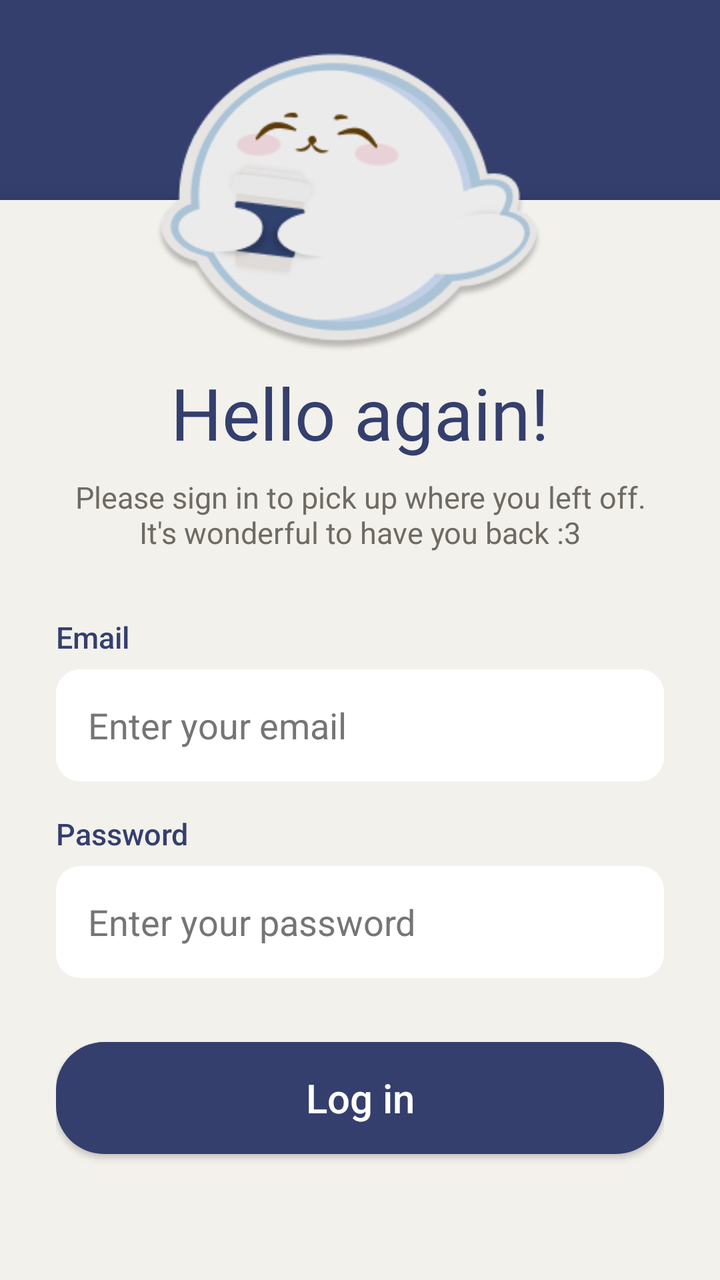
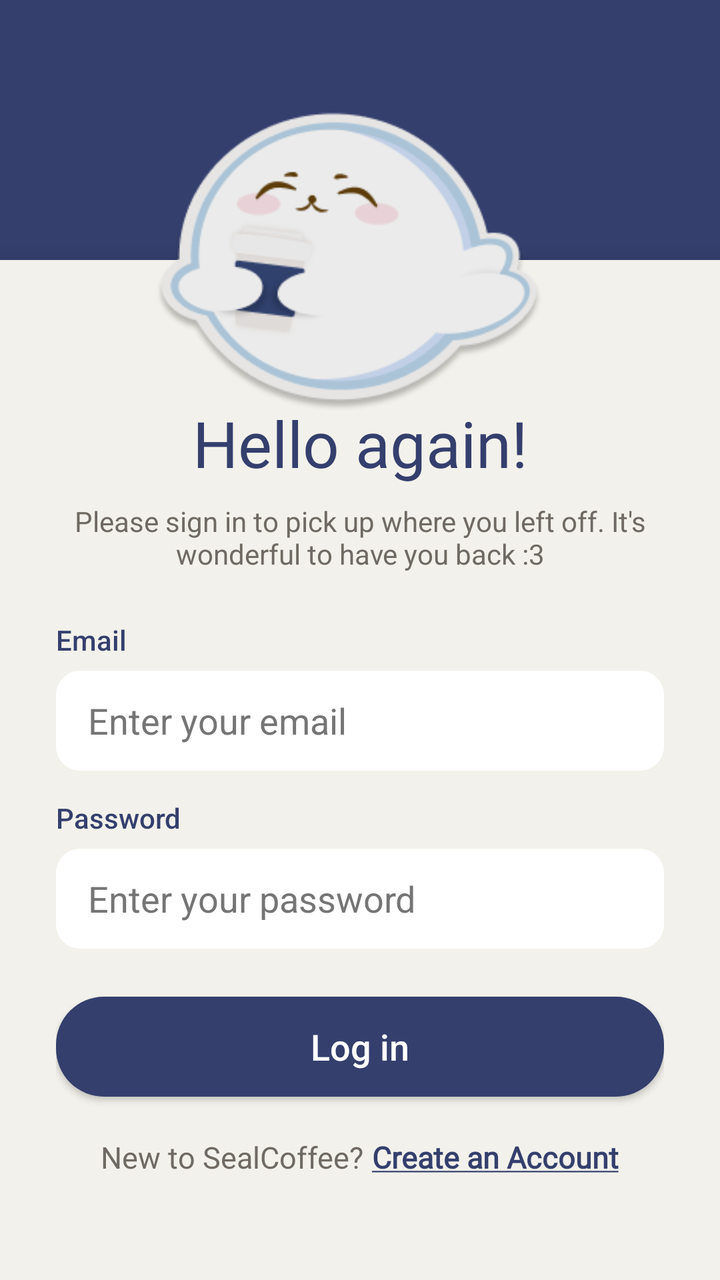

The first picture is an Android layout as it rendered before a commit; the second is the same layout after the commit. The layout source and the unified diff follow.
<!-- AndroidManifest.xml: activity theme Theme.SealCoffee.Navy -->
<!-- res/layout/activity_login.xml -->
<?xml version="1.0" encoding="utf-8"?>
<androidx.constraintlayout.widget.ConstraintLayout
    xmlns:android="http://schemas.android.com/apk/res/android"
    xmlns:app="http://schemas.android.com/apk/res-auto"
    xmlns:tools="http://schemas.android.com/tools"
    android:id="@+id/loginRoot"
    android:layout_width="match_parent"
    android:layout_height="match_parent"
    tools:context=".LoginActivity">

    <View
        android:id="@+id/topSpace"
        android:layout_width="match_parent"
        android:layout_height="100dp"
        app:layout_constraintTop_toTopOf="parent" />

    <ImageView
        android:id="@+id/loginLogo"
        android:layout_width="210dp"
        android:layout_height="210dp"
        android:contentDescription="@string/sealcoffee_logo"
        android:elevation="12dp"
        android:src="@drawable/ic_sealcoffee_logo"
        app:layout_constraintBottom_toTopOf="@id/cardContainer"
        app:layout_constraintEnd_toEndOf="parent"
        app:layout_constraintStart_toStartOf="parent"
        app:layout_constraintTop_toTopOf="@id/cardContainer"
        tools:ignore="VisualLintBounds" />

    <LinearLayout
        android:id="@+id/cardContainer"
        android:layout_width="match_parent"
        android:layout_height="0dp"
        android:background="#F2F1EB"
        android:elevation="8dp"
        android:orientation="vertical"
        android:paddingStart="28dp"
        android:paddingTop="62dp"
        android:paddingEnd="28dp"
        android:paddingBottom="40dp"
        app:layout_constraintTop_toBottomOf="@id/topSpace"
        app:layout_constraintBottom_toBottomOf="parent">

        <TextView
            android:id="@+id/loginHeading"
            android:layout_width="match_parent"
            android:layout_height="wrap_content"
            android:fontFamily="@font/inter_extrabold"
            android:gravity="center"
            android:paddingTop="20dp"
            android:text="@string/opening_message"
            android:textColor="@color/seal_navy"
            android:textSize="36sp" />

        <TextView
            android:id="@+id/loginSubtitle"
            android:layout_width="match_parent"
            android:layout_height="wrap_content"
            android:layout_marginTop="8dp"
            android:gravity="center"
            android:text="@string/welcome_message"
            android:textColor="@color/seal_text_secondary"
            android:textSize="15sp" />

        <TextView
            android:layout_width="match_parent"
            android:layout_height="wrap_content"
            android:layout_marginTop="32dp"
            android:text="@string/email"
            android:textColor="@color/seal_navy"
            android:textSize="15sp"
            android:fontFamily="sans-serif-medium" />

        <EditText
            android:id="@+id/emailInput"
            android:layout_width="match_parent"
            android:layout_height="56dp"
            android:layout_marginTop="6dp"
            android:autofillHints="emailAddress"
            android:background="@drawable/bg_input_rounded"
            android:hint="@string/enter_your_email"
            android:inputType="textEmailAddress"
            android:paddingStart="16dp"
            android:paddingEnd="16dp"
            android:singleLine="true"
            android:textColor="@color/seal_navy"
            android:textColorHint="#757575"
            tools:ignore="VisualLintTextFieldSize" />

        <TextView
            android:layout_width="match_parent"
            android:layout_height="wrap_content"
            android:layout_marginTop="16dp"
            android:text="@string/password"
            android:textColor="@color/seal_navy"
            android:textSize="15sp"
            android:fontFamily="sans-serif-medium" />

        <EditText
            android:id="@+id/passwordInput"
            android:layout_width="match_parent"
            android:layout_height="56dp"
            android:layout_marginTop="6dp"
            android:autofillHints="password"
            android:background="@drawable/bg_input_rounded"
            android:hint="@string/enter_your_password"
            android:inputType="textPassword"
            android:paddingStart="16dp"
            android:paddingEnd="16dp"
            android:singleLine="true"
            android:textColor="@color/seal_navy"
            android:textColorHint="#757575"
            tools:ignore="VisualLintTextFieldSize" />

        <Button
            android:id="@+id/loginButton"
            style="@style/SealCoffeeButtonPrimary"
            android:layout_width="match_parent"
            android:layout_height="56dp"
            android:layout_marginTop="32dp"
            android:text="@string/log_in"
            android:textSize="20sp"
            tools:ignore="VisualLintButtonSize" />

        <LinearLayout
            android:layout_width="match_parent"
            android:layout_height="wrap_content"
            android:layout_marginTop="24dp"
            android:gravity="center"
            android:orientation="horizontal">

            <TextView
                android:id="@+id/signUpPrompt"
                android:layout_width="wrap_content"
                android:layout_height="wrap_content"
                android:layout_marginEnd="4dp"
                android:text="@string/new_question"
                android:textColor="@color/seal_text_secondary"
                android:textSize="17sp" />

            <TextView
                android:id="@+id/signUpLink"
                android:layout_width="wrap_content"
                android:layout_height="wrap_content"
                android:clickable="true"
                android:focusable="true"
                android:fontFamily="@font/inter_bold"
                android:text="@string/create_an_account"
                android:textColor="@color/seal_navy"
                android:textSize="17sp"
                android:textStyle="bold"
                tools:ignore="TouchTargetSizeCheck" />
        </LinearLayout>

    </LinearLayout>

</androidx.constraintlayout.widget.ConstraintLayout>
<!-- resources referenced by this layout -->
<resources>
  <color name="seal_navy">#343F6D</color>
  <color name="seal_text_secondary">#6F6A63</color>
  <!-- drawable bg_input_rounded (drawable) -->
  <?xml version="1.0" encoding="utf-8"?>
  <shape xmlns:android="http://schemas.android.com/apk/res/android"
      android:shape="rectangle">
      <solid android:color="@android:color/white" />
  
      <corners android:radius="12dp" />
  </shape>
  <string name="create_an_account">Create an Account</string>
  <string name="email">Email</string>
  <string name="enter_your_email">Enter your email</string>
  <string name="enter_your_password">Enter your password</string>
  <string name="log_in">Log in</string>
  <string name="new_question">New to SealCoffee? </string>
  <string name="opening_message">Hello again!</string>
  <string name="password">Password</string>
  <string name="sealcoffee_logo">SealCoffee Logo</string>
  <string name="welcome_message">Please sign in to pick up where you left off. It\'s wonderful to have you back :3</string>
  <style name="SealCoffeeButtonPrimary">
          <item name="android:background">@drawable/bg_button_primary_navy</item>
          <item name="android:fontFamily">@string/font_medium</item>
          <item name="android:minHeight">48dp</item>
          <item name="android:textAllCaps">false</item>
          <item name="android:textColor">@color/white</item>
      </style>
  <style name="Theme.SealCoffee.Navy" parent="Theme.SealCoffee">
          <item name="android:windowBackground">@color/seal_navy</item>
          <item name="android:navigationBarColor">@color/seal_navy</item>
          <item name="android:windowLightNavigationBar" tools:targetApi="27">false</item>
      </style>
  <!-- drawable bg_button_primary_navy (drawable) -->
  <?xml version="1.0" encoding="utf-8"?>
  <selector xmlns:android="http://schemas.android.com/apk/res/android">
      <item android:state_enabled="false">
          <shape android:shape="rectangle">
              <corners android:radius="24dp" />
              <solid android:color="@color/seal_navy_disabled" />
              <padding
                  android:bottom="12dp"
                  android:left="20dp"
                  android:right="20dp"
                  android:top="12dp" />
          </shape>
      </item>
  
      <item android:state_pressed="true">
          <shape android:shape="rectangle">
              <corners android:radius="24dp" />
              <solid android:color="@color/seal_navy_pressed" />
              <padding
                  android:bottom="12dp"
                  android:left="20dp"
                  android:right="20dp"
                  android:top="12dp" />
          </shape>
      </item>
  
      <item>
          <shape android:shape="rectangle">
              <corners android:radius="24dp" />
              <solid android:color="#343F6D" />
              <padding
                  android:bottom="12dp"
                  android:left="20dp"
                  android:right="20dp"
                  android:top="12dp" />
          </shape>
      </item>
  </selector>
  <string name="font_medium" translatable="false">sans-serif-medium</string>
  <color name="white">#FFFFFFFF</color>
  <style name="Theme.SealCoffee" parent="Base.Theme.SealCoffee" />
  <color name="seal_navy_disabled">#8F97B5</color>
  <color name="seal_navy_pressed">#49568C</color>
  <color name="seal_cream">#F2F1EB</color>
  <color name="seal_coffee">#8A5A38</color>
  <color name="seal_surface">#FFFDF8</color>
  <color name="seal_text_primary">#22273D</color>
  <color name="seal_cream_dark">#E7DED3</color>
  <color name="seal_input_stroke">#D8CEC1</color>
  <color name="seal_error">#B23B3B</color>
  <!-- unchanged entries left out for length: 2 -->
</resources>

<!-- the commit's change to res/layout/activity_login.xml (unified diff, before → after) -->
@@ -1,157 +1,163 @@
 <?xml version="1.0" encoding="utf-8"?>
-<androidx.constraintlayout.widget.ConstraintLayout
+<ScrollView
     xmlns:android="http://schemas.android.com/apk/res/android"
     xmlns:app="http://schemas.android.com/apk/res-auto"
     xmlns:tools="http://schemas.android.com/tools"
-    android:id="@+id/loginRoot"
     android:layout_width="match_parent"
     android:layout_height="match_parent"
+    android:fillViewport="true"
     tools:context=".LoginActivity">
 
-    <View
-        android:id="@+id/topSpace"
+    <androidx.constraintlayout.widget.ConstraintLayout
+        android:id="@+id/loginRoot"
         android:layout_width="match_parent"
-        android:layout_height="100dp"
-        app:layout_constraintTop_toTopOf="parent" />
+        android:layout_height="wrap_content">
 
-    <ImageView
-        android:id="@+id/loginLogo"
-        android:layout_width="210dp"
-        android:layout_height="210dp"
-        android:contentDescription="@string/sealcoffee_logo"
-        android:elevation="12dp"
-        android:src="@drawable/ic_sealcoffee_logo"
-        app:layout_constraintBottom_toTopOf="@id/cardContainer"
-        app:layout_constraintEnd_toEndOf="parent"
-        app:layout_constraintStart_toStartOf="parent"
-        app:layout_constraintTop_toTopOf="@id/cardContainer"
-        tools:ignore="VisualLintBounds" />
+        <View
+            android:id="@+id/topSpace"
+            android:layout_width="match_parent"
+            android:layout_height="130dp"
+            app:layout_constraintTop_toTopOf="parent" />
 
-    <LinearLayout
-        android:id="@+id/cardContainer"
-        android:layout_width="match_parent"
-        android:layout_height="0dp"
-        android:background="#F2F1EB"
-        android:elevation="8dp"
-        android:orientation="vertical"
-        android:paddingStart="28dp"
-        android:paddingTop="62dp"
-        android:paddingEnd="28dp"
-        android:paddingBottom="40dp"
-        app:layout_constraintTop_toBottomOf="@id/topSpace"
-        app:layout_constraintBottom_toBottomOf="parent">
-
-        <TextView
-            android:id="@+id/loginHeading"
-            android:layout_width="match_parent"
-            android:layout_height="wrap_content"
-            android:fontFamily="@font/inter_extrabold"
-            android:gravity="center"
-            android:paddingTop="20dp"
-            android:text="@string/opening_message"
-            android:textColor="@color/seal_navy"
-            android:textSize="36sp" />
-
-        <TextView
-            android:id="@+id/loginSubtitle"
-            android:layout_width="match_parent"
-            android:layout_height="wrap_content"
-            android:layout_marginTop="8dp"
-            android:gravity="center"
-            android:text="@string/welcome_message"
-            android:textColor="@color/seal_text_secondary"
-            android:textSize="15sp" />
-
-        <TextView
-            android:layout_width="match_parent"
-            android:layout_height="wrap_content"
-            android:layout_marginTop="32dp"
-            android:text="@string/email"
-            android:textColor="@color/seal_navy"
-            android:textSize="15sp"
-            android:fontFamily="sans-serif-medium" />
-
-        <EditText
-            android:id="@+id/emailInput"
-            android:layout_width="match_parent"
-            android:layout_height="56dp"
-            android:layout_marginTop="6dp"
-            android:autofillHints="emailAddress"
-            android:background="@drawable/bg_input_rounded"
-            android:hint="@string/enter_your_email"
-            android:inputType="textEmailAddress"
-            android:paddingStart="16dp"
-            android:paddingEnd="16dp"
-            android:singleLine="true"
-            android:textColor="@color/seal_navy"
-            android:textColorHint="#757575"
-            tools:ignore="VisualLintTextFieldSize" />
-
-        <TextView
-            android:layout_width="match_parent"
-            android:layout_height="wrap_content"
-            android:layout_marginTop="16dp"
-            android:text="@string/password"
-            android:textColor="@color/seal_navy"
-            android:textSize="15sp"
-            android:fontFamily="sans-serif-medium" />
-
-        <EditText
-            android:id="@+id/passwordInput"
-            android:layout_width="match_parent"
-            android:layout_height="56dp"
-            android:layout_marginTop="6dp"
-            android:autofillHints="password"
-            android:background="@drawable/bg_input_rounded"
-            android:hint="@string/enter_your_password"
-            android:inputType="textPassword"
-            android:paddingStart="16dp"
-            android:paddingEnd="16dp"
-            android:singleLine="true"
-            android:textColor="@color/seal_navy"
-            android:textColorHint="#757575"
-            tools:ignore="VisualLintTextFieldSize" />
-
-        <Button
-            android:id="@+id/loginButton"
-            style="@style/SealCoffeeButtonPrimary"
-            android:layout_width="match_parent"
-            android:layout_height="56dp"
-            android:layout_marginTop="32dp"
-            android:text="@string/log_in"
-            android:textSize="20sp"
-            tools:ignore="VisualLintButtonSize" />
+        <ImageView
+            android:id="@+id/loginLogo"
+            android:layout_width="210dp"
+            android:layout_height="210dp"
+            android:contentDescription="@string/sealcoffee_logo"
+            android:elevation="12dp"
+            android:src="@drawable/ic_sealcoffee_logo"
+            app:layout_constraintBottom_toTopOf="@id/cardContainer"
+            app:layout_constraintEnd_toEndOf="parent"
+            app:layout_constraintStart_toStartOf="parent"
+            app:layout_constraintTop_toTopOf="@id/cardContainer"
+            tools:ignore="VisualLintBounds" />
 
         <LinearLayout
+            android:id="@+id/cardContainer"
             android:layout_width="match_parent"
-            android:layout_height="wrap_content"
-            android:layout_marginTop="24dp"
-            android:gravity="center"
-            android:orientation="horizontal">
+            android:layout_height="0dp"
+            android:background="#F2F1EB"
+            android:elevation="8dp"
+            android:orientation="vertical"
+            android:paddingStart="28dp"
+            android:paddingTop="50dp"
+            android:paddingEnd="28dp"
+            android:paddingBottom="32dp"
+            app:layout_constraintTop_toBottomOf="@id/topSpace"
+            app:layout_constraintBottom_toBottomOf="parent">
 
             <TextView
-                android:id="@+id/signUpPrompt"
-                android:layout_width="wrap_content"
+                android:id="@+id/loginHeading"
+                android:layout_width="match_parent"
                 android:layout_height="wrap_content"
-                android:layout_marginEnd="4dp"
-                android:text="@string/new_question"
-                android:textColor="@color/seal_text_secondary"
-                android:textSize="17sp" />
+                android:fontFamily="@font/inter_extrabold"
+                android:gravity="center"
+                android:paddingTop="20dp"
+                android:text="@string/opening_message"
+                android:textColor="@color/seal_navy"
+                android:textSize="32sp" />
 
             <TextView
-                android:id="@+id/signUpLink"
-                android:layout_width="wrap_content"
+                android:id="@+id/loginSubtitle"
+                android:layout_width="match_parent"
                 android:layout_height="wrap_content"
-                android:clickable="true"
-                android:focusable="true"
-                android:fontFamily="@font/inter_bold"
-                android:text="@string/create_an_account"
+                android:layout_marginTop="8dp"
+                android:gravity="center"
+                android:text="@string/welcome_message"
+                android:textColor="@color/seal_text_secondary"
+                android:textSize="14sp" />
+
+            <TextView
+                android:layout_width="match_parent"
+                android:layout_height="wrap_content"
+                android:layout_marginTop="24dp"
+                android:text="@string/email"
                 android:textColor="@color/seal_navy"
-                android:textSize="17sp"
-                android:textStyle="bold"
-                tools:ignore="TouchTargetSizeCheck" />
+                android:textSize="14sp"
+                android:fontFamily="sans-serif-medium" />
+
+            <EditText
+                android:id="@+id/emailInput"
+                android:layout_width="match_parent"
+                android:layout_height="50dp"
+                android:layout_marginTop="6dp"
+                android:autofillHints="emailAddress"
+                android:background="@drawable/bg_input_rounded"
+                android:hint="@string/enter_your_email"
+                android:inputType="textEmailAddress"
+                android:paddingStart="16dp"
+                android:paddingEnd="16dp"
+                android:singleLine="true"
+                android:textColor="@color/seal_navy"
+                android:textColorHint="#757575"
+                tools:ignore="VisualLintTextFieldSize" />
+
+            <TextView
+                android:layout_width="match_parent"
+                android:layout_height="wrap_content"
+                android:layout_marginTop="14dp"
+                android:text="@string/password"
+                android:textColor="@color/seal_navy"
+                android:textSize="14sp"
+                android:fontFamily="sans-serif-medium" />
+
+            <EditText
+                android:id="@+id/passwordInput"
+                android:layout_width="match_parent"
+                android:layout_height="50dp"
+                android:layout_marginTop="6dp"
+                android:autofillHints="password"
+                android:background="@drawable/bg_input_rounded"
+                android:hint="@string/enter_your_password"
+                android:inputType="textPassword"
+                android:paddingStart="16dp"
+                android:paddingEnd="16dp"
+                android:singleLine="true"
+                android:textColor="@color/seal_navy"
+                android:textColorHint="#757575"
+                tools:ignore="VisualLintTextFieldSize" />
+
+            <Button
+                android:id="@+id/loginButton"
+                style="@style/SealCoffeeButtonPrimary"
+                android:layout_width="match_parent"
+                android:layout_height="50dp"
+                android:layout_marginTop="24dp"
+                android:text="@string/log_in"
+                android:textSize="18sp"
+                tools:ignore="VisualLintButtonSize" />
+
+            <LinearLayout
+                android:layout_width="match_parent"
+                android:layout_height="wrap_content"
+                android:layout_marginTop="20dp"
+                android:gravity="center"
+                android:orientation="horizontal">
+
+                <TextView
+                    android:id="@+id/signUpPrompt"
+                    android:layout_width="wrap_content"
+                    android:layout_height="wrap_content"
+                    android:layout_marginEnd="4dp"
+                    android:text="@string/new_question"
+                    android:textColor="@color/seal_text_secondary"
+                    android:textSize="15sp" />
+
+                <TextView
+                    android:id="@+id/signUpLink"
+                    android:layout_width="wrap_content"
+                    android:layout_height="wrap_content"
+                    android:clickable="true"
+                    android:focusable="true"
+                    android:fontFamily="@font/inter_bold"
+                    android:text="@string/create_an_account"
+                    android:textColor="@color/seal_navy"
+                    android:textSize="15sp"
+                    android:textStyle="bold"
+                    tools:ignore="TouchTargetSizeCheck" />
+            </LinearLayout>
+
         </LinearLayout>
 
-    </LinearLayout>
-
-</androidx.constraintlayout.widget.ConstraintLayout>
+    </androidx.constraintlayout.widget.ConstraintLayout>
+</ScrollView>
<!-- resource entries referenced after the edit -->
@@ -10,7 +10,7 @@
   
       <corners android:radius="12dp" />
   </shape>
-  <string name="create_an_account">Create an Account</string>
+  <string name="create_an_account"><u>Create an Account</u></string>
   <string name="email">Email</string>
   <string name="enter_your_email">Enter your email</string>
   <string name="enter_your_password">Enter your password</string>
